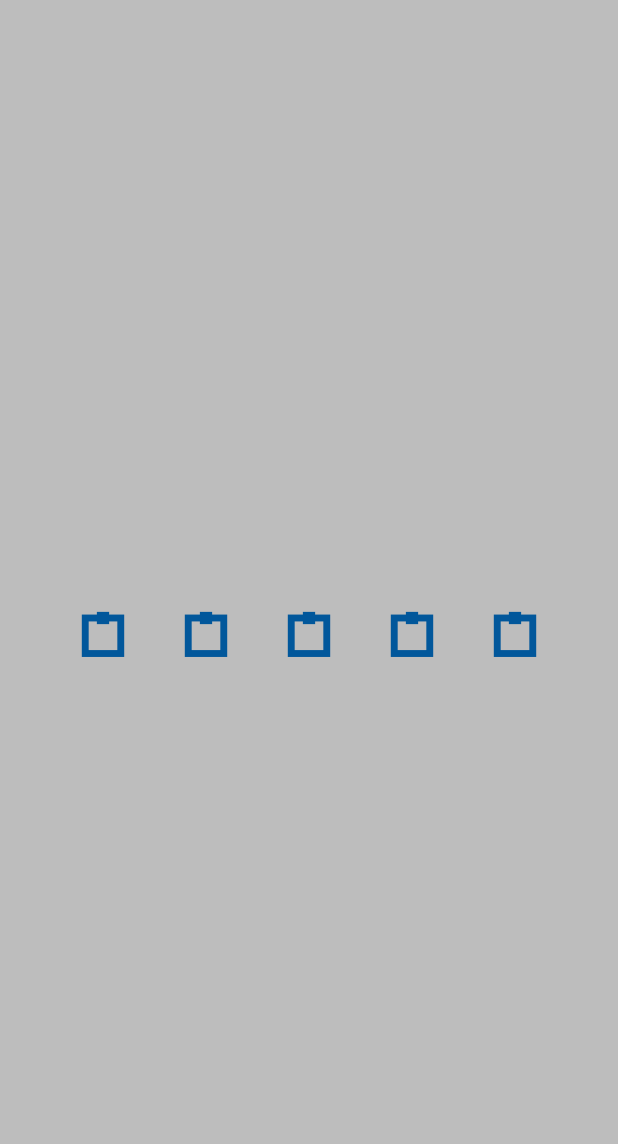
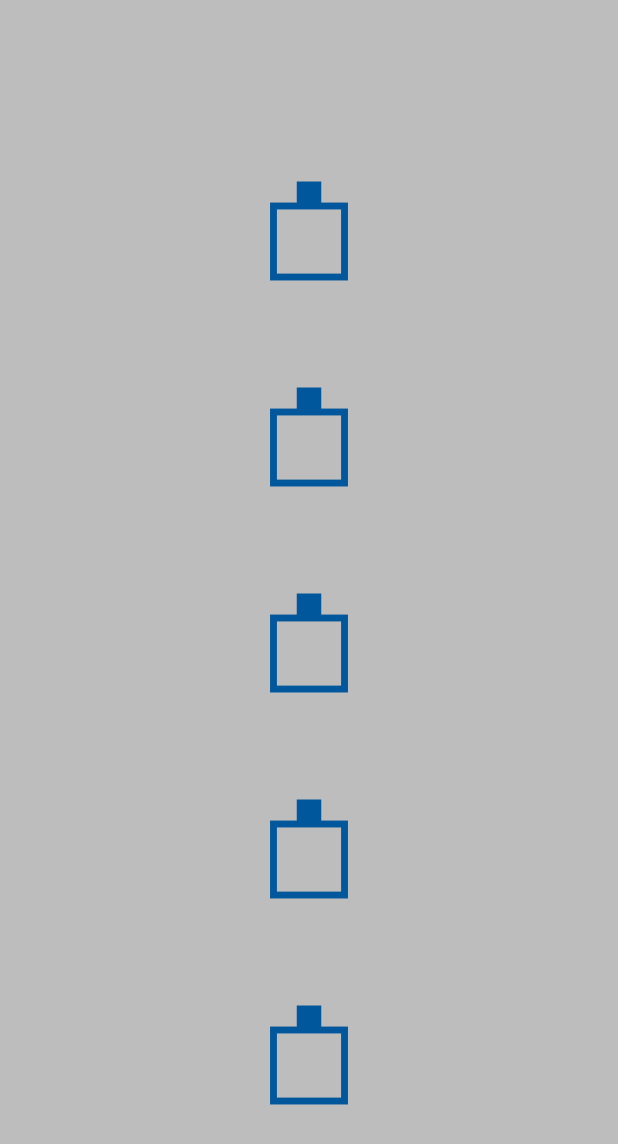
Before and after one commit to Anwesh43/LinkedBoxFillTipView, an Android app: the screen it shows after launch (MainActivity), on a phone screen of 412 x 824 dp. Shown: the top 1144 px of the screen. Run offline under Robolectric (Android 15) with nearby library versions, the phone set to English and light mode, and no system bars.

Commit message:
adding fixes

```diff
--- a/boxfilltipview/src/main/java/com/anwesh/uiprojects/boxfilltipview/BoxFillTipView.kt
+++ b/boxfilltipview/src/main/java/com/anwesh/uiprojects/boxfilltipview/BoxFillTipView.kt
@@ -28,29 +28,29 @@ fun Float.divideScale(i : Int, n : Int) : Float = Math.min(n.inverse(), maxScale
 fun Float.sinify() : Float = Math.sin(this * Math.PI).toFloat()
 
 fun Canvas.drawBoxFillTip(size : Float, scale : Float, paint : Paint) {
-    val sf : Float = scale.sinify()
+    val sf : Float = scale.divideScale(0, 2).sinify()
     val tipSize : Float = size / tipSizeFactor
     save()
     translate(0f, -(size - tipSize) * sf)
     paint.style = Paint.Style.FILL
-    drawRect(RectF(-tipSize / 2, -tipSize / 2, tipSize / 2, tipSize / 2), paint)
+    drawRect(RectF(-tipSize / 2, -tipSize, tipSize / 2, 0f), paint)
     restore()
     paint.style = Paint.Style.STROKE
     drawRect(RectF(-size / 2, 0f, size / 2, size), paint)
     paint.style = Paint.Style.FILL
-    drawRect(RectF(-size / 2, 0f, size / 2, size * scale), paint)
+    drawRect(RectF(-size / 2, 0f, size / 2, size * scale.divideScale(1, 2)), paint)
 }
 
 fun Canvas.drawBFTNode(i : Int, scale : Float, paint : Paint) {
     val w : Float = width.toFloat()
     val h : Float = height.toFloat()
-    val gap : Float = w / (nodes + 1)
+    val gap : Float = h / (nodes + 1)
     val size : Float = gap / sizeFactor
     paint.color = foreColor
     paint.strokeCap = Paint.Cap.ROUND
     paint.strokeWidth = Math.min(w, h) / strokeFactor
     save()
-    translate(gap * (i + 1), h / 2)
+    translate(w / 2, gap * (i + 1))
     drawBoxFillTip(size, scale, paint)
     restore()
 }
```
